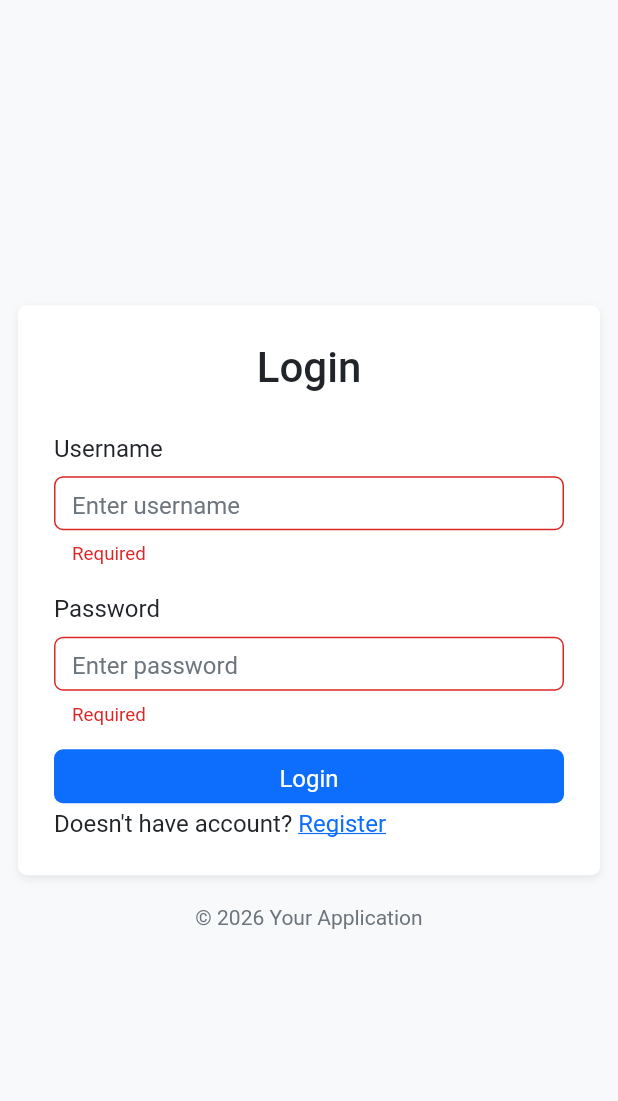
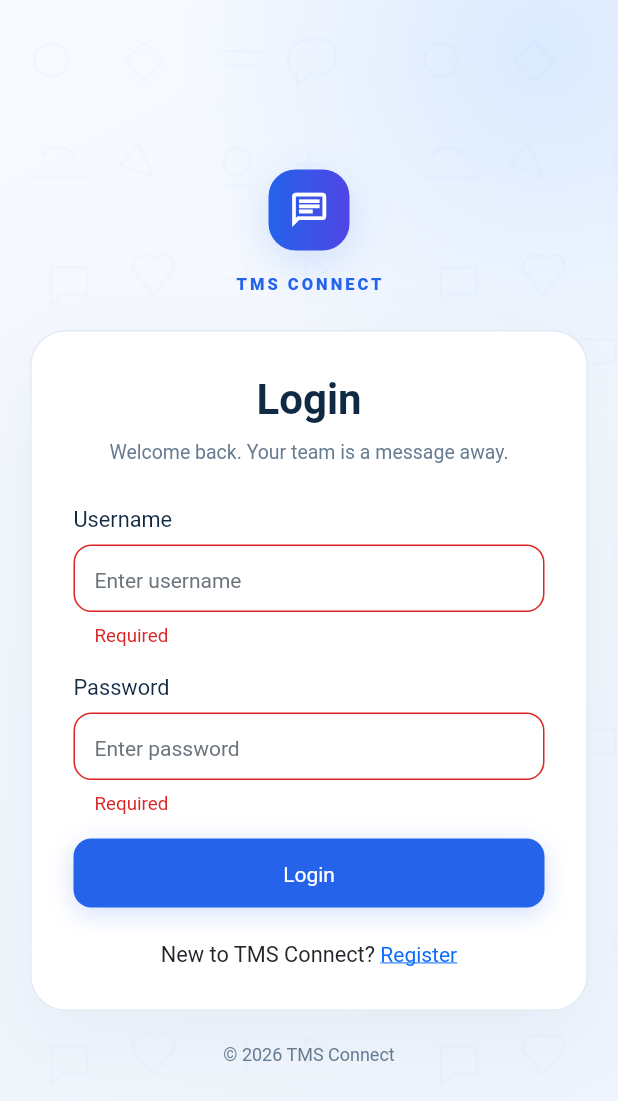
Before and after one commit to wisnunugroho21/DirectChatApp, a Flutter app: the screen it shows after launch, after a tap on "Login", on a phone screen of 412 x 824 dp. Shown: the top 1101 px of the screen. Run offline on Flutter 3.47's test engine with Material 3 defaults, Android fonts, the phone set to English and light mode, and no system bars; our stand-ins replace cross_file, file_picker, firebase_core, firebase_messaging, flutter_secure_storage, just_audio; missing offline and left inert: flutter_webrtc, record, signalr_netcore; accounts and stored records are empty; Roboto replaces fonts that are missing (Segoe UI).

Commit message:
enhance & beautify the UI

```diff
--- a/flutter_app/lib/legacy_icons.dart
+++ b/flutter_app/lib/legacy_icons.dart
@@ -4,6 +4,7 @@ import 'package:flutter/widgets.dart';
 // Same Material Symbols Outlined font loaded by Legacy/Pages/Shared/_Layout.cshtml.
 // Bundled locally so icon appearance does not depend on a Google Fonts request.
 abstract final class LegacyIcons {
+  static const notifications = IconData(0xe7f4, fontFamily: 'LegacySymbols');
   static const chevron_right = IconData(0xe5cc, fontFamily: 'LegacySymbols');
   static const radio_button_unchecked = IconData(
     0xe836,
--- a/flutter_app/lib/main.dart
+++ b/flutter_app/lib/main.dart
@@ -183,8 +183,8 @@ class _AuthScreenState extends State<AuthScreen> {
       _ => 'Nickname',
     };
     const border = OutlineInputBorder(
-      borderRadius: BorderRadius.all(Radius.circular(6)),
-      borderSide: BorderSide(color: Color(0xffdee2e6)),
+      borderRadius: BorderRadius.all(Radius.circular(12)),
+      borderSide: BorderSide(color: LegacyStyle.border),
     );
     return Padding(
       padding: EdgeInsets.only(bottom: key == 'confirmPassword' ? 24 : 16),
@@ -212,16 +212,16 @@ class _AuthScreenState extends State<AuthScreen> {
             style: const TextStyle(
               fontFamily: 'Segoe UI',
               fontFamilyFallback: ['Arial'],
-              fontSize: 16,
+              fontSize: 14,
               fontWeight: FontWeight.w400,
               height: 1.5,
-              color: Color(0xff212529),
+              color: LegacyStyle.text,
             ),
             decoration: InputDecoration(
               hintText: hint,
               hintStyle: const TextStyle(
                 fontFamily: 'Segoe UI',
-                fontSize: 16,
+                fontSize: 14,
                 fontWeight: FontWeight.w400,
                 color: Color(0xff6c757d),
               ),
@@ -235,8 +235,8 @@ class _AuthScreenState extends State<AuthScreen> {
                 ),
               ),
               contentPadding: const EdgeInsets.symmetric(
-                horizontal: 12,
-                vertical: 6,
+                horizontal: 14,
+                vertical: 12,
               ),
             ),
             obscureText: password,
@@ -305,7 +305,19 @@ class _AuthScreenState extends State<AuthScreen> {
               style: const TextStyle(
                 fontSize: 28,
                 height: 1.2,
-                fontWeight: FontWeight.w500,
+                fontWeight: FontWeight.w700,
+              ),
+            ),
+            const SizedBox(height: 8),
+            Text(
+              register
+                  ? 'Join your team and keep every trip connected.'
+                  : 'Welcome back. Your team is a message away.',
+              textAlign: TextAlign.center,
+              style: const TextStyle(
+                fontSize: 13,
+                height: 1.5,
+                color: LegacyStyle.muted,
               ),
             ),
             const SizedBox(height: 24),
@@ -316,7 +328,7 @@ class _AuthScreenState extends State<AuthScreen> {
                 decoration: BoxDecoration(
                   color: const Color(0xfff8d7da),
                   border: Border.all(color: const Color(0xfff1aeb5)),
-                  borderRadius: BorderRadius.circular(6),
+                  borderRadius: BorderRadius.circular(12),
                 ),
                 child: Semantics(
                   liveRegion: true,
@@ -337,8 +349,9 @@ class _AuthScreenState extends State<AuthScreen> {
             if (register) field('confirmPassword', 'Confirm Password'),
             LegacyButton(
               onPressed: busy ? null : submit,
-              background: const Color(0xff0d6efd),
-              radius: 6,
+              background: LegacyStyle.accent,
+              height: 46,
+              radius: 12,
               padding: const EdgeInsets.symmetric(horizontal: 12, vertical: 6),
               child: Text(
                 busy
@@ -347,20 +360,20 @@ class _AuthScreenState extends State<AuthScreen> {
                     ? 'Register'
                     : 'Login',
                 style: const TextStyle(
-                  fontSize: 16,
+                  fontSize: 14,
                   fontWeight: FontWeight.w400,
                 ),
               ),
             ),
-            if (register) const SizedBox(height: 16),
+            const SizedBox(height: 20),
             Wrap(
-              alignment: register ? WrapAlignment.center : WrapAlignment.start,
+              alignment: WrapAlignment.center,
               crossAxisAlignment: WrapCrossAlignment.center,
               children: [
                 Text(
                   register
                       ? 'Already have an account? '
-                      : "Doesn't have account? ",
+                      : "New to TMS Connect? ",
                   style: TextStyle(
                     color: register
                         ? const Color(0xff6c757d)
@@ -381,7 +394,7 @@ class _AuthScreenState extends State<AuthScreen> {
                   child: Text(
                     register ? 'Login' : 'Register',
                     style: const TextStyle(
-                      fontSize: 16,
+                      fontSize: 14,
                       fontWeight: FontWeight.w400,
                       decoration: TextDecoration.underline,
                     ),
@@ -1291,7 +1304,7 @@ class _ChatScreenState extends State<ChatScreen> with WidgetsBindingObserver {
         ? const LegacySelectionMarker()
         : null,
     child: Container(
-      margin: const EdgeInsets.symmetric(vertical: 2),
+      margin: const EdgeInsets.symmetric(vertical: 4),
       decoration: groupEntry
           ? BoxDecoration(
               gradient: const LinearGradient(
@@ -1309,7 +1322,7 @@ class _ChatScreenState extends State<ChatScreen> with WidgetsBindingObserver {
           : selected
           ? BoxDecoration(
               gradient: const LinearGradient(
-                colors: [Color(0xffedf4ff), Color(0xfff8fbff)],
+                colors: [Color(0xffe8f1ff), Color(0xfff2f6ff)],
               ),
               borderRadius: BorderRadius.circular(16),
               border: Border.all(color: const Color(0xffccddfb)),
@@ -2506,7 +2519,7 @@ class _ChatScreenState extends State<ChatScreen> with WidgetsBindingObserver {
               if (call.peer != null) callOverlay(),
               if (noticeText != null)
                 Positioned(
-                  bottom: 24,
+                  bottom: call.peer != null ? 108 : 88,
                   left: 16,
                   right: 16,
                   child: Center(
@@ -2518,7 +2531,15 @@ class _ChatScreenState extends State<ChatScreen> with WidgetsBindingObserver {
                       ),
                       decoration: BoxDecoration(
                         color: const Color(0xee102a43),
-                        borderRadius: BorderRadius.circular(14),
+                        borderRadius: BorderRadius.circular(16),
+                        border: Border.all(color: const Color(0x22ffffff)),
+                        boxShadow: const [
+                          BoxShadow(
+                            color: Color(0x24102a43),
+                            blurRadius: 24,
+                            offset: Offset(0, 8),
+                          ),
+                        ],
                       ),
                       child: Semantics(
                         liveRegion: true,
--- a/flutter_app/lib/ui_components.dart
+++ b/flutter_app/lib/ui_components.dart
@@ -70,7 +70,11 @@ class _LegacyButtonState extends State<LegacyButton> {
           onTap: widget.onPressed,
           child: Opacity(
             opacity: enabled ? 1 : .4,
-            child: Container(
+            child: AnimatedContainer(
+              duration: MediaQuery.disableAnimationsOf(context)
+                  ? Duration.zero
+                  : const Duration(milliseconds: 160),
+              curve: Curves.easeOutCubic,
               width: widget.width,
               height: widget.height,
               padding: widget.padding,
@@ -87,8 +91,8 @@ class _LegacyButtonState extends State<LegacyButton> {
                     ? const [
                         BoxShadow(
                           color: Color(0x352563eb),
-                          blurRadius: 18,
-                          offset: Offset(0, 7),
+                          blurRadius: 14,
+                          offset: Offset(0, 4),
                         ),
                       ]
                     : null,
@@ -162,6 +166,18 @@ class LegacyIconButton extends StatelessWidget {
 }
 
 class LegacyMenu extends StatelessWidget {
+  static IconData _menuIcon(String label) {
+    if (label.contains('Refresh')) return LegacyIcons.refresh;
+    if (label.contains('group')) return LegacyIcons.groups;
+    if (label.contains('read')) return LegacyIcons.done_all;
+    if (label.contains('Call')) return LegacyIcons.call;
+    if (label == 'Sign out' || label.startsWith('Leave')) {
+      return LegacyIcons.arrow_left_alt;
+    }
+    if (label.contains('notification')) return LegacyIcons.notifications;
+    return LegacyIcons.chat_add_on;
+  }
+
   final String tooltip;
   final List<({String label, VoidCallback action})> items;
   const LegacyMenu({super.key, required this.tooltip, required this.items});
@@ -225,7 +241,21 @@ class LegacyMenu extends StatelessWidget {
                             },
                             child: Align(
                               alignment: Alignment.centerLeft,
-                              child: Text(item.label),
+                              child: Row(
+                                children: [
+                                  Icon(
+                                    _menuIcon(item.label),
+                                    size: 19,
+                                    color:
+                                        item.label == 'Sign out' ||
+                                            item.label.startsWith('Leave')
+                                        ? LegacyStyle.danger
+                                        : LegacyStyle.muted,
+                                  ),
+                                  const SizedBox(width: 11),
+                                  Expanded(child: Text(item.label)),
+                                ],
+                              ),
                             ),
                           ),
                       ],
@@ -281,7 +311,7 @@ class ProfileAvatar extends StatelessWidget {
       [Color(0xff0284c7), Color(0xff7dd3fc)],
       [Color(0xff1e40af), Color(0xff93c5fd)],
     ];
-    final hash = (colorKey ?? '').codeUnits.fold<int>(
+    final hash = (colorKey ?? name).codeUnits.fold<int>(
       0,
       (hash, code) => (hash * 31 + code) & 0xffffffff,
     );
@@ -429,75 +459,79 @@ class AuthLayout extends StatelessWidget {
   const AuthLayout({super.key, required this.child, this.register = false});
   @override
   Widget build(BuildContext context) => Scaffold(
-    backgroundColor: const Color(0xfff8f9fa),
-    body: SafeArea(
+    body: LegacyChatBackground(
+      child: SafeArea(
         child: LayoutBuilder(
-        builder: (context, bounds) {
-          final width = bounds.maxWidth;
-          final container = width >= 1400
-              ? 1320.0
-              : width >= 1200
-              ? 1140.0
-              : width >= 992
-              ? 960.0
-              : width >= 768
-              ? 720.0
-              : width >= 576
-              ? 540.0
-              : width;
-          final fraction = width >= 992
-              ? (register ? 5 / 12 : 4 / 12)
-              : width >= 768
-              ? (register ? 7 / 12 : 6 / 12)
-              : width >= 576
-              ? 10 / 12
-              : 1.0;
-          return SingleChildScrollView(
+          builder: (context, bounds) => SingleChildScrollView(
+            padding: const EdgeInsets.symmetric(horizontal: 20, vertical: 32),
             child: ConstrainedBox(
-              constraints: BoxConstraints(minHeight: bounds.maxHeight),
+              constraints: BoxConstraints(
+                minHeight: math.max(0, bounds.maxHeight - 64),
+              ),
               child: Center(
-                child: SizedBox(
-                  width: container * fraction,
-                  child: Padding(
-                    padding: const EdgeInsets.symmetric(
-                      horizontal: 12,
-                      vertical: 16,
-                    ),
-                    child: DefaultTextStyle(
-                      style: const TextStyle(
-                        fontFamily: 'Segoe UI',
-                        fontFamilyFallback: ['Arial'],
-                        fontSize: 16,
-                        height: 1.5,
-                        color: Color(0xff212529),
-                      ),
+                child: ConstrainedBox(
+                  constraints: BoxConstraints(maxWidth: register ? 480 : 420),
                   child: Column(
                     mainAxisSize: MainAxisSize.min,
                     children: [
                       Container(
+                        width: 54,
+                        height: 54,
+                        decoration: BoxDecoration(
+                          gradient: const LinearGradient(
+                            colors: [LegacyStyle.accent, Color(0xff4f46e5)],
+                          ),
+                          borderRadius: BorderRadius.circular(18),
+                          boxShadow: const [
+                            BoxShadow(
+                              color: Color(0x292563eb),
+                              blurRadius: 24,
+                              offset: Offset(0, 8),
+                            ),
+                          ],
+                        ),
+                        child: const Icon(
+                          LegacyIcons.chat,
+                          color: Colors.white,
+                          size: 27,
+                        ),
+                      ),
+                      const SizedBox(height: 14),
+                      const Text(
+                        'TMS CONNECT',
+                        style: TextStyle(
+                          fontSize: 11,
+                          fontWeight: FontWeight.w800,
+                          letterSpacing: 2,
+                          color: LegacyStyle.accent,
+                        ),
+                      ),
+                      const SizedBox(height: 24),
+                      Container(
                         width: double.infinity,
-                            padding: const EdgeInsets.all(24),
+                        padding: EdgeInsets.all(
+                          bounds.maxWidth < 360 ? 20 : 28,
+                        ),
                         decoration: BoxDecoration(
                           color: Colors.white,
-                              borderRadius: BorderRadius.circular(6),
+                          borderRadius: BorderRadius.circular(24),
+                          border: Border.all(color: const Color(0xffe2eaf5)),
                           boxShadow: const [
                             BoxShadow(
-                                  color: Color(0x13000000),
-                                  blurRadius: 4,
-                                  offset: Offset(0, 2),
+                              color: Color(0x0e173a65),
+                              blurRadius: 48,
+                              offset: Offset(0, 18),
                             ),
                           ],
                         ),
                         child: child,
                       ),
-                          const SizedBox(height: 16),
-                          Text(
-                            register
-                                ? '© 2026 ChatApp'
-                                : '© 2026 Your Application',
-                            style: const TextStyle(
-                              fontSize: 14,
-                              color: Color(0xff6c757d),
+                      const SizedBox(height: 20),
+                      const Text(
+                        '© 2026 TMS Connect',
+                        style: TextStyle(
+                          fontSize: 12,
+                          color: LegacyStyle.muted,
                         ),
                       ),
                     ],
@@ -507,8 +541,6 @@ class AuthLayout extends StatelessWidget {
             ),
           ),
         ),
-          );
-        },
       ),
     ),
   );
@@ -523,7 +555,7 @@ class LegacyChatBackground extends StatelessWidget {
       gradient: LinearGradient(
         begin: Alignment.topLeft,
         end: Alignment.bottomRight,
-        colors: [Color(0xfff3f8ff), Color(0xffeaf2fb)],
+        colors: [Color(0xfff7faff), Color(0xffeef4fc)],
       ),
     ),
     child: CustomPaint(painter: _WallpaperPainter(), child: child),
@@ -547,7 +579,7 @@ class _WallpaperPainter extends CustomPainter {
         ).createShader(Rect.fromCircle(center: glowCenter, radius: glowRadius)),
     );
     final paint = Paint()
-      ..color = const Color(0x0c2563eb)
+      ..color = const Color(0x062563eb)
       ..style = PaintingStyle.stroke
       ..strokeWidth = 2
       ..strokeCap = StrokeCap.round
@@ -685,7 +717,7 @@ class LegacyWelcome extends StatelessWidget {
                             child: const Center(
                               child: Icon(
                                 LegacyIcons.local_shipping,
-                                size: 24,
+                                size: 48,
                                 color: LegacyStyle.accent,
                               ),
                             ),
```
Lines whose indentation alone changed are shown as unchanged.
